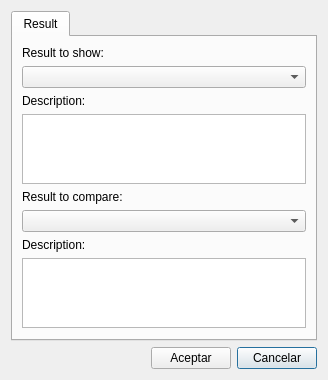
Qt form core/ui/toolbars/assetmanage/result_selector.ui (bgeo-gis/gw_assetmanage_plugin) before a commit.
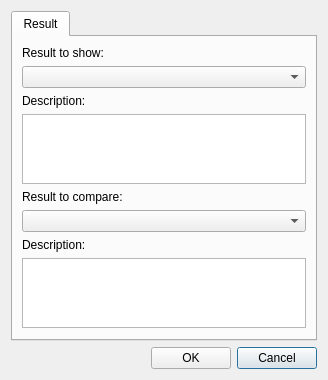
The same form after that commit.

Commit message: Translate all dialogs to English

Diff of the .ui file:
```diff
--- a/core/ui/toolbars/assetmanage/result_selector.ui
+++ b/core/ui/toolbars/assetmanage/result_selector.ui
@@ -7,7 +7,7 @@
     <x>0</x>
     <y>0</y>
     <width>328</width>
-    <height>338</height>
+    <height>376</height>
    </rect>
   </property>
   <property name="windowTitle">
@@ -106,14 +106,14 @@
      <item row="1" column="2">
       <widget class="QPushButton" name="btn_cancel">
        <property name="text">
-        <string>Cancelar</string>
+        <string>Cancel</string>
        </property>
       </widget>
      </item>
      <item row="1" column="1">
       <widget class="QPushButton" name="btn_accept">
        <property name="text">
-        <string>Aceptar</string>
+        <string>OK</string>
        </property>
       </widget>
      </item>
```
Left out of the diff: 19 changed lines with no effect on the pictures. The commit also changes 4 other files.
